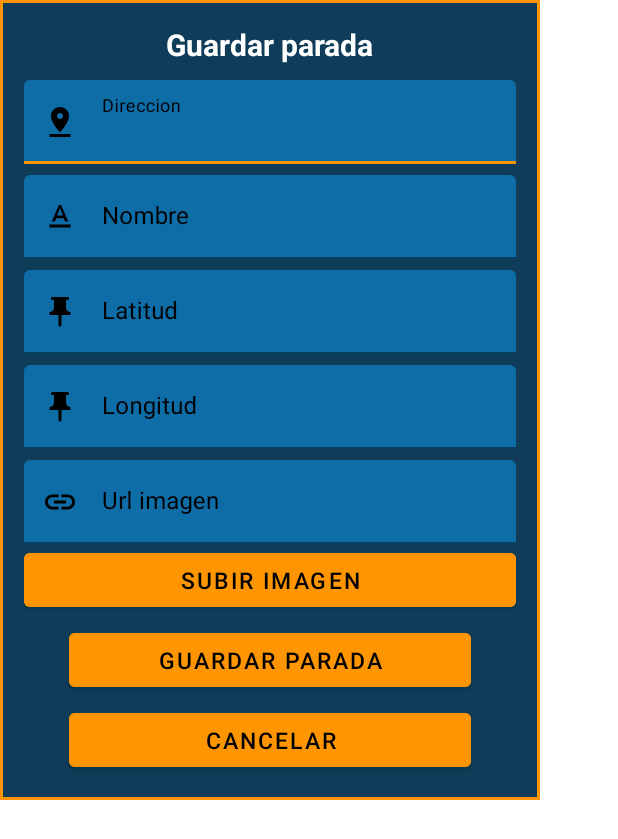
After one commit to Alexis764/MiRutaV2, an Android app: the layout dialog_add_stop.xml on its own in the app's theme, with its tools: preview values and no code run, on a phone screen of 412 x 824 dp. The commit adds this screen. Shown: the top 839 px of the screen. Run offline under Robolectric (Android 15) with nearby library versions, the phone set to English and light mode, and no system bars; network calls fail.

Commit message:
Guardar parada tomando la ubicacion del mapa y subiendo la foto desde galeria

```diff
--- a/app/src/main/java/com/example/mirutav2/home/AdminFragment.kt
+++ b/app/src/main/java/com/example/mirutav2/home/AdminFragment.kt
@@ -16,6 +16,7 @@ import com.example.mirutav2.home.admin.stop.AddStopActivity
 import com.example.mirutav2.home.admin.stop.ListStopActivity
 import com.example.mirutav2.home.admin.user.AddUserActivity
 import com.example.mirutav2.home.admin.user.ListUserActivity
+import com.example.mirutav2.map.MapActivityAdmin
 
 // TODO: Rename parameter arguments, choose names that match
 // the fragment initialization parameters, e.g. ARG_ITEM_NUMBER
@@ -109,7 +110,7 @@ class AdminFragment : Fragment() {
 
             // Botones Paradas
         btnAddStop.setOnClickListener{
-            val intent = Intent(this.context, AddStopActivity::class.java)
+            val intent = Intent(this.context, MapActivityAdmin::class.java)
             startActivity(intent)
         }
 
--- /dev/null
+++ b/app/src/main/res/drawable/ic_link.xml
@@ -0,0 +1,5 @@
+<vector android:height="24dp" android:tint="#000000"
+    android:viewportHeight="24" android:viewportWidth="24"
+    android:width="24dp" xmlns:android="http://schemas.android.com/apk/res/android">
+    <path android:fillColor="@android:color/white" android:pathData="M3.9,12c0,-1.71 1.39,-3.1 3.1,-3.1h4L11,7L7,7c-2.76,0 -5,2.24 -5,5s2.24,5 5,5h4v-1.9L7,15.1c-1.71,0 -3.1,-1.39 -3.1,-3.1zM8,13h8v-2L8,11v2zM17,7h-4v1.9h4c1.71,0 3.1,1.39 3.1,3.1s-1.39,3.1 -3.1,3.1h-4L13,17h4c2.76,0 5,-2.24 5,-5s-2.24,-5 -5,-5z"/>
+</vector>
--- /dev/null
+++ b/app/src/main/res/drawable/ic_pinlatlon.xml
@@ -0,0 +1,6 @@
+<vector android:height="24dp" android:tint="#000000"
+    android:viewportHeight="24" android:viewportWidth="24"
+    android:width="24dp" xmlns:android="http://schemas.android.com/apk/res/android">
+    <path android:fillColor="@android:color/white"
+        android:fillType="evenOdd" android:pathData="M16,9V4l1,0c0.55,0 1,-0.45 1,-1v0c0,-0.55 -0.45,-1 -1,-1H7C6.45,2 6,2.45 6,3v0c0,0.55 0.45,1 1,1l1,0v5c0,1.66 -1.34,3 -3,3h0v2h5.97v7l1,1l1,-1v-7H19v-2h0C17.34,12 16,10.66 16,9z"/>
+</vector>
--- a/app/src/main/res/layout/activity_main.xml
+++ b/app/src/main/res/layout/activity_main.xml
@@ -55,7 +55,7 @@
                 android:layout_height="wrap_content"
                 app:startIconDrawable="@drawable/ic_email"
                 app:startIconTint="@color/black"
-                app:boxStrokeColor="@color/black"
+                app:boxStrokeColor="@color/accent"
                 android:textColorHint="@color/black"
                 app:hintTextColor="@color/black"
                 app:boxBackgroundColor="@color/background_cards"
@@ -80,7 +80,7 @@
                 app:startIconTint="@color/black"
                 app:endIconMode="password_toggle"
                 app:endIconTint="@color/black"
-                app:boxStrokeColor="@color/black"
+                app:boxStrokeColor="@color/accent"
                 android:textColorHint="@color/black"
                 app:hintTextColor="@color/black"
                 app:boxBackgroundColor="@color/background_cards">
--- /dev/null
+++ b/app/src/main/res/layout/dialog_add_stop.xml
@@ -0,0 +1,180 @@
+<?xml version="1.0" encoding="utf-8"?>
+<FrameLayout
+    xmlns:android="http://schemas.android.com/apk/res/android"
+    xmlns:app="http://schemas.android.com/apk/res-auto"
+    android:layout_width="360dp"
+    android:layout_height="wrap_content">
+
+    <LinearLayout
+        android:layout_width="match_parent"
+        android:layout_height="wrap_content"
+        android:background="@drawable/shape_dialog_pin"
+        android:gravity="center"
+        android:orientation="vertical"
+        android:padding="16dp">
+
+
+        <TextView
+            style="@style/styleSubtitle"
+            android:layout_width="wrap_content"
+            android:layout_height="wrap_content"
+            android:textSize="20sp"
+            android:layout_marginBottom="10dp"
+            android:text="@string/saveStop">
+        </TextView>
+
+
+        <com.google.android.material.textfield.TextInputLayout
+            android:layout_width="match_parent"
+            android:layout_height="wrap_content"
+            app:startIconDrawable="@drawable/ic_stop"
+            app:startIconTint="@color/black"
+            app:boxStrokeColor="@color/accent"
+            android:textColorHint="@color/black"
+            app:hintTextColor="@color/black"
+            app:boxBackgroundColor="@color/background_cards">
+
+            <com.google.android.material.textfield.TextInputEditText
+                android:id="@+id/iedAddressStopAdd"
+                android:layout_width="match_parent"
+                android:layout_height="wrap_content"
+                android:hint="@string/addressStop"
+                android:textColor="@color/black"
+                android:inputType="text">
+            </com.google.android.material.textfield.TextInputEditText>
+
+        </com.google.android.material.textfield.TextInputLayout>
+
+
+        <com.google.android.material.textfield.TextInputLayout
+            android:layout_width="match_parent"
+            android:layout_height="wrap_content"
+            android:layout_marginVertical="7dp"
+            app:startIconDrawable="@drawable/ic_name"
+            app:startIconTint="@color/black"
+            app:boxStrokeColor="@color/accent"
+            android:textColorHint="@color/black"
+            app:hintTextColor="@color/black"
+            app:boxBackgroundColor="@color/background_cards">
+
+            <com.google.android.material.textfield.TextInputEditText
+                android:id="@+id/iedNameStopAdd"
+                android:layout_width="match_parent"
+                android:layout_height="wrap_content"
+                android:hint="@string/nameStop"
+                android:textColor="@color/black"
+                android:inputType="text">
+            </com.google.android.material.textfield.TextInputEditText>
+
+        </com.google.android.material.textfield.TextInputLayout>
+
+
+        <com.google.android.material.textfield.TextInputLayout
+            android:layout_width="match_parent"
+            android:layout_height="wrap_content"
+            app:startIconDrawable="@drawable/ic_pinlatlon"
+            app:startIconTint="@color/black"
+            app:boxStrokeColor="@color/accent"
+            android:textColorHint="@color/black"
+            app:hintTextColor="@color/black"
+            app:boxBackgroundColor="@color/background_cards">
+
+            <com.google.android.material.textfield.TextInputEditText
+                android:id="@+id/iedLatStopAdd"
+                android:enabled="false"
+                android:layout_width="match_parent"
+                android:layout_height="wrap_content"
+                android:hint="@string/latitudeStop"
+                android:textColor="@color/black"
+                android:inputType="numberDecimal">
+            </com.google.android.material.textfield.TextInputEditText>
+
+        </com.google.android.material.textfield.TextInputLayout>
+
+
+        <com.google.android.material.textfield.TextInputLayout
+            android:layout_width="match_parent"
+            android:layout_height="wrap_content"
+            android:layout_marginVertical="7dp"
+            app:startIconDrawable="@drawable/ic_pinlatlon"
+            app:startIconTint="@color/black"
+            app:boxStrokeColor="@color/accent"
+            android:textColorHint="@color/black"
+            app:hintTextColor="@color/black"
+            app:boxBackgroundColor="@color/background_cards">
+
+            <com.google.android.material.textfield.TextInputEditText
+                android:id="@+id/iedLngStopAdd"
+                android:enabled="false"
+                android:layout_width="match_parent"
+                android:layout_height="wrap_content"
+                android:hint="@string/lngStop"
+                android:textColor="@color/black"
+                android:inputType="numberDecimal">
+            </com.google.android.material.textfield.TextInputEditText>
+
+        </com.google.android.material.textfield.TextInputLayout>
+
+
+        <com.google.android.material.textfield.TextInputLayout
+            android:layout_width="match_parent"
+            android:layout_height="wrap_content"
+            app:startIconDrawable="@drawable/ic_link"
+            app:startIconTint="@color/black"
+            app:boxStrokeColor="@color/accent"
+            android:textColorHint="@color/black"
+            app:hintTextColor="@color/black"
+            app:boxBackgroundColor="@color/background_cards">
+
+            <com.google.android.material.textfield.TextInputEditText
+                android:id="@+id/iedLinkImageStopAdd"
+                android:enabled="false"
+                android:layout_width="match_parent"
+                android:layout_height="wrap_content"
+                android:hint="@string/linkImageStop"
+                android:textColor="@color/black"
+                android:inputType="text">
+            </com.google.android.material.textfield.TextInputEditText>
+
+        </com.google.android.material.textfield.TextInputLayout>
+
+
+        <Button
+            android:id="@+id/btnUploadImageStop"
+            android:layout_width="match_parent"
+            android:layout_height="wrap_content"
+            android:text="@string/uploadImage"
+            android:textSize="15sp"
+            android:textColor="@color/black"
+            android:backgroundTint="@color/accent">
+        </Button>
+
+
+        <Button
+            android:id="@+id/btnSaveStop"
+            android:layout_width="match_parent"
+            android:layout_height="wrap_content"
+            android:text="@string/saveStop"
+            android:textSize="15sp"
+            android:textColor="@color/black"
+            android:backgroundTint="@color/accent"
+            android:layout_marginHorizontal="30dp"
+            android:layout_marginVertical="5dp">
+        </Button>
+
+
+        <Button
+            android:id="@+id/btnCloseSaveStop"
+            android:layout_width="match_parent"
+            android:layout_height="wrap_content"
+            android:text="@string/cancelLogout"
+            android:textSize="15sp"
+            android:textColor="@color/black"
+            android:backgroundTint="@color/accent"
+            android:layout_marginHorizontal="30dp">
+        </Button>
+
+
+    </LinearLayout>
+
+</FrameLayout>
--- a/app/src/main/res/values/colors.xml
+++ b/app/src/main/res/values/colors.xml
@@ -24,4 +24,5 @@
 
     <color name="shimmer">#C8C8C9</color>
     <color name="shimmer_background">#8C8C8E</color>
+    <color name="progress_backgroundAlpha">#838C8C8E</color>
 </resources>
--- a/app/src/main/res/values/strings.xml
+++ b/app/src/main/res/values/strings.xml
@@ -22,8 +22,10 @@
     <string name="btnVerificationPin">Comprobar pin</string>
 
 
-    <!--MapUser activity-->
+    <!--Map-->
     <string name="content_btnCenterRoute">Boton centrar ruta</string>
+
+    <string name="content_btnAddStop">Boton añadir parada</string>
 
 
     <!--Home-->
@@ -97,4 +99,17 @@
 
 
     <string name="content_img_rorNext">Imagen flecha</string>
+
+
+
+    <!--dialog stop-->
+    <string name="saveStop">Guardar parada</string>
+    <string name="addressStop">Direccion</string>
+    <string name="nameStop">Nombre</string>
+    <string name="latStop">Latitud</string>
+    <string name="lngStop">Longitud</string>
+    <string name="linkImageStop">Url imagen</string>
+
+
+
 </resources>
```
Also changed, not shown: app/src/main/AndroidManifest.xml (+8 -6 lines), app/src/main/java/com/example/mirutav2/map/MapActivityAdmin.kt (added, +357 -0 lines), app/src/main/res/layout/activity_map_admin.xml (added, +74 -0 lines).
